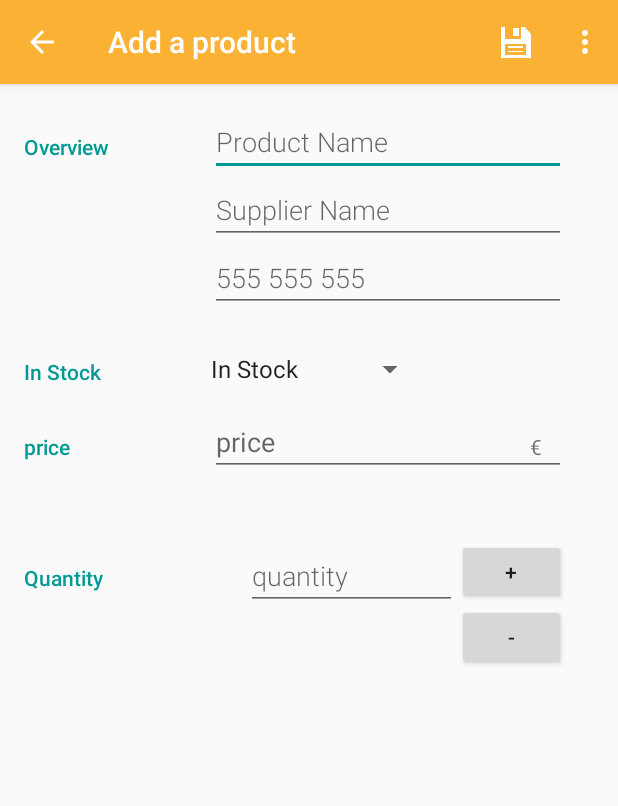
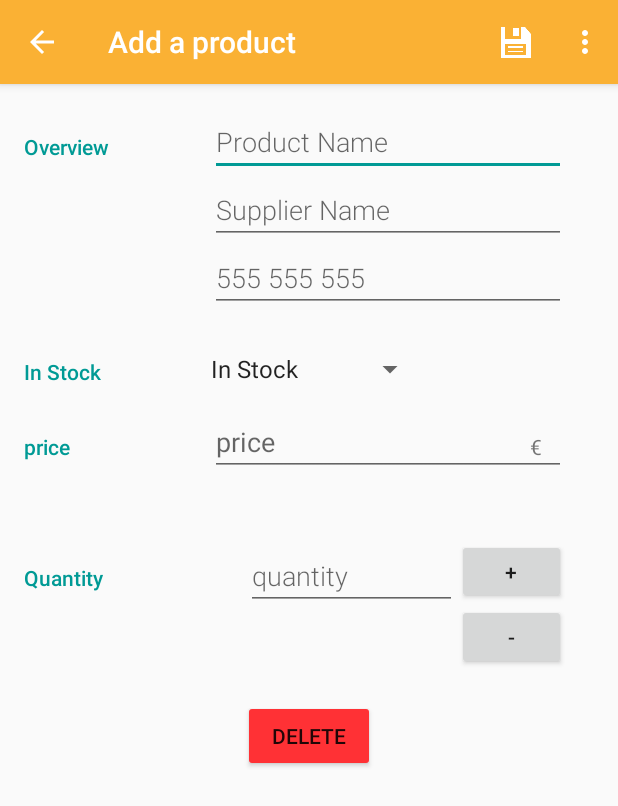
Before and after one commit to carquet/android_project8-9, an Android app: the EditActivity screen opened directly, with no data from a screen before it, on a phone screen of 412 x 824 dp. Shown: the top 806 px of the screen. Run offline under Robolectric (Android 15) with nearby library versions, the phone set to English and light mode, and no system bars.

Commit message:
adds button to delete one item on edit page

```diff
--- a/app/src/main/res/layout/activity_edit.xml
+++ b/app/src/main/res/layout/activity_edit.xml
@@ -177,6 +177,13 @@
         </LinearLayout>
 
     </LinearLayout> <!--end of PRICE FIELD-->
-
+    <Button
+        android:id="@+id/action_delete"
+        android:layout_width="wrap_content"
+        android:layout_height="wrap_content"
+        android:text="@string/action_delete"
+        android:layout_marginTop="20dp"
+        android:backgroundTint="@color/warning"
+        android:layout_gravity="center_horizontal"/>
 
 </LinearLayout>
```
